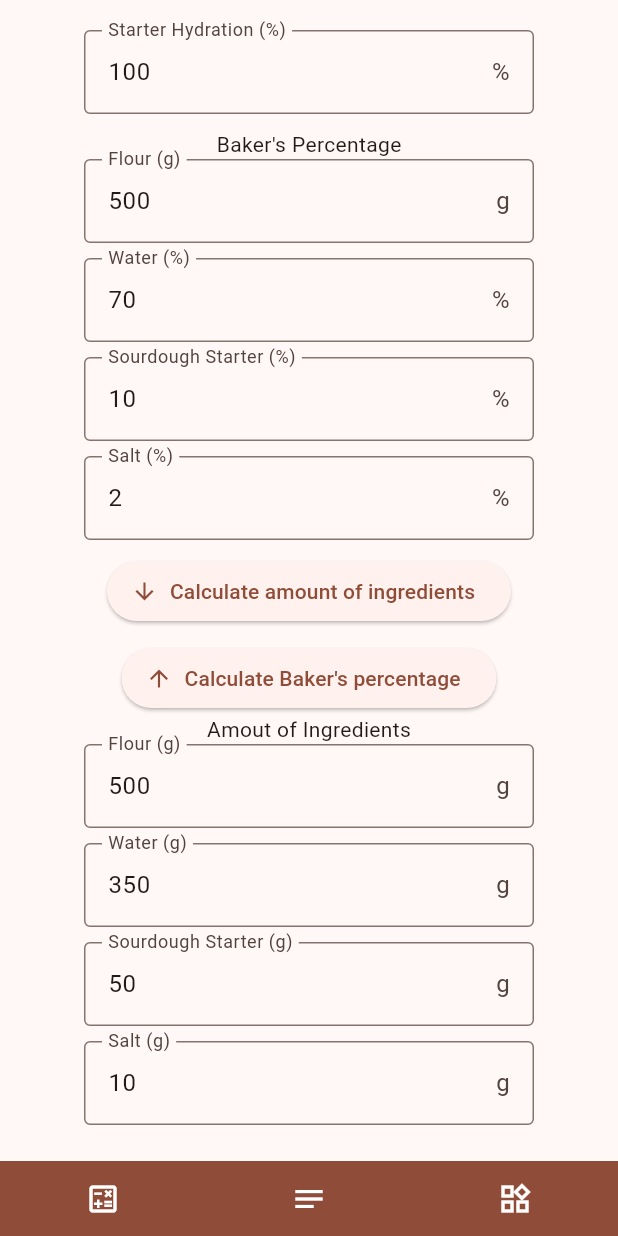
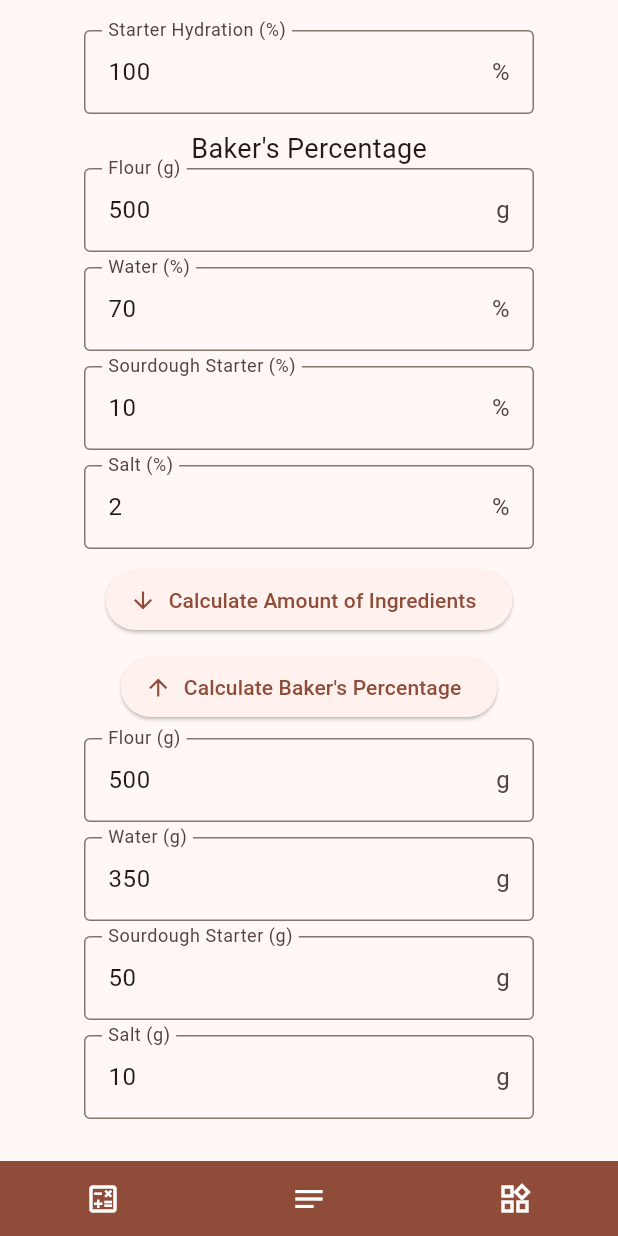
Before and after one commit to sakiko-kawai/doughdo, a Flutter app: the BakersPercentageScreen screen opened directly, on a phone screen of 412 x 824 dp. Run offline on Flutter 3.47's test engine with Material 3 defaults, Android fonts, the phone set to English and light mode, and no system bars.

Commit message:
chore:Clean code

```diff
--- a/lib/screens/bakers_percentage_screen.dart
+++ b/lib/screens/bakers_percentage_screen.dart
@@ -15,12 +15,12 @@ class BakersPercentageScreen extends StatelessWidget {
   Widget build(BuildContext context) {
     return ChangeNotifierProvider(
       create: (context) => BakersPercentageState(),
-      child: const CustomScaffold(
+      child: CustomScaffold(
         child: Column(
           children: [
             BpSettingsForm(),
             BpPercentageForm(),
-            BpConvertButtons(),
+            const BpConvertButtons(),
             BpAmountForm(),
           ],
         ),
--- a/lib/widgets/bakers_percentage/bp_amount_form.dart
+++ b/lib/widgets/bakers_percentage/bp_amount_form.dart
@@ -5,14 +5,9 @@ import '../../models/bakers_percentage_state.dart';
 import '../../utils/text_field_helper.dart';
 import '../custom/custom_text_field.dart';
 
-class BpAmountForm extends StatefulWidget {
-  const BpAmountForm({super.key});
+class BpAmountForm extends StatelessWidget {
+  BpAmountForm({super.key});
 
-  @override
-  State<BpAmountForm> createState() => _BpAmountFormState();
-}
-
-class _BpAmountFormState extends State<BpAmountForm> {
   final TextEditingController _flourController = TextEditingController();
   final TextEditingController _waterController = TextEditingController();
   final TextEditingController _starterController = TextEditingController();
@@ -28,7 +23,6 @@ class _BpAmountFormState extends State<BpAmountForm> {
     TextController.setController(_saltController, bpState.saltAmount);
 
     return Column(children: [
-      const Text("Amout of Ingredients"),
       CustomTextField(
         controller: _flourController,
         label: "Flour",
--- a/lib/widgets/bakers_percentage/bp_convert_buttons.dart
+++ b/lib/widgets/bakers_percentage/bp_convert_buttons.dart
@@ -28,7 +28,7 @@ class BpConvertButtons extends StatelessWidget {
                 bpState.flourAmount, bpState.saltPercentage);
           },
           icon: const Icon(Icons.arrow_downward),
-          label: const Text("Calculate amount of ingredients"),
+          label: const Text("Calculate Amount of Ingredients"),
         ),
         const CustomSizedBox(),
         ElevatedButton.icon(
@@ -44,8 +44,9 @@ class BpConvertButtons extends StatelessWidget {
                 bpState.flourAmount, bpState.saltAmount);
           },
           icon: const Icon(Icons.arrow_upward),
-          label: const Text("Calculate Baker's percentage"),
+          label: const Text("Calculate Baker's Percentage"),
         ),
+        const CustomSizedBox(),
       ],
     );
   }
--- a/lib/widgets/bakers_percentage/bp_percentage_form.dart
+++ b/lib/widgets/bakers_percentage/bp_percentage_form.dart
@@ -5,14 +5,9 @@ import '../../models/bakers_percentage_state.dart';
 import '../../utils/text_field_helper.dart';
 import '../custom/custom_text_field.dart';
 
-class BpPercentageForm extends StatefulWidget {
-  const BpPercentageForm({super.key});
+class BpPercentageForm extends StatelessWidget {
+  BpPercentageForm({super.key});
 
-  @override
-  State<BpPercentageForm> createState() => _BpPercentageFormState();
-}
-
-class _BpPercentageFormState extends State<BpPercentageForm> {
   final TextEditingController _flourController = TextEditingController();
   final TextEditingController _waterController = TextEditingController();
   final TextEditingController _starterController = TextEditingController();
@@ -28,7 +23,10 @@ class _BpPercentageFormState extends State<BpPercentageForm> {
     TextController.setController(_saltController, bpState.saltPercentage);
 
     return Column(children: [
-      const Text("Baker's Percentage"),
+      const Text(
+        "Baker's Percentage",
+        style: TextStyle(fontSize: 18),
+      ),
       CustomTextField(
         controller: _flourController,
         label: "Flour",
--- a/lib/widgets/bakers_percentage/bp_settings_form.dart
+++ b/lib/widgets/bakers_percentage/bp_settings_form.dart
@@ -5,14 +5,9 @@ import '../../models/bakers_percentage_state.dart';
 import '../../utils/text_field_helper.dart';
 import '../custom/custom_text_field.dart';
 
-class BpSettingsForm extends StatefulWidget {
-  const BpSettingsForm({super.key});
+class BpSettingsForm extends StatelessWidget {
+  BpSettingsForm({super.key});
 
-  @override
-  State<BpSettingsForm> createState() => _BpSettingsFormState();
-}
-
-class _BpSettingsFormState extends State<BpSettingsForm> {
   final TextEditingController _hydratonController = TextEditingController();
 
   @override
```
